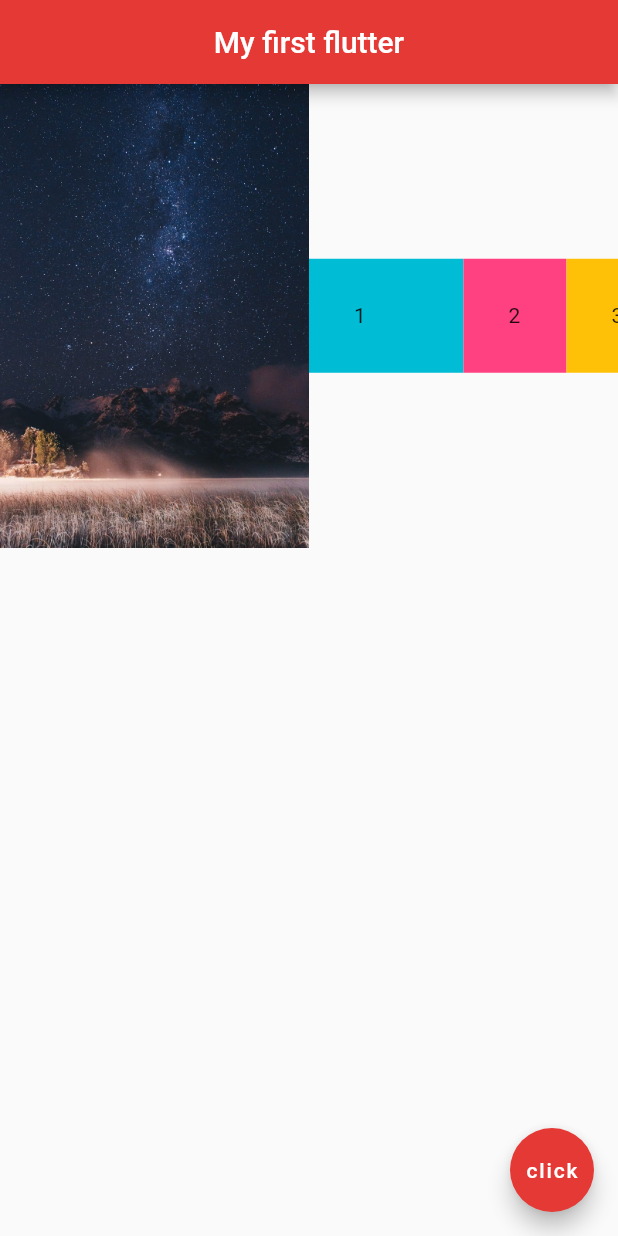
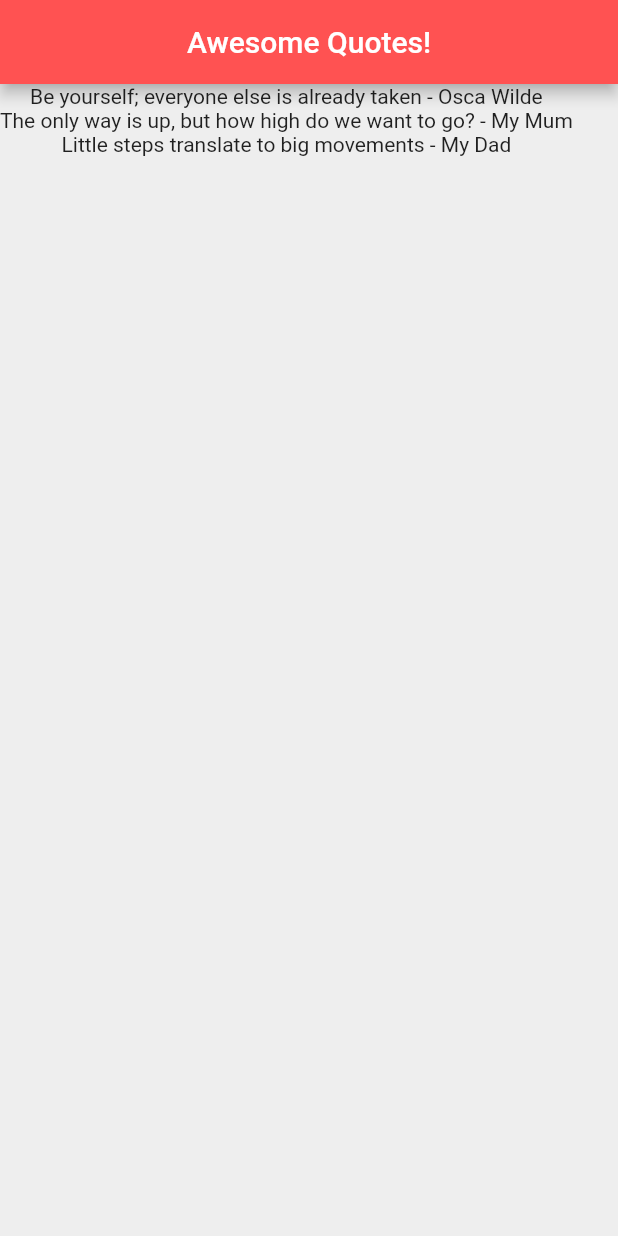
Before and after one commit to TheElectricBlender/hello_flutter, a Flutter app: the screen it shows after launch, on a phone screen of 412 x 824 dp. Run offline on Flutter 3.47's test engine with Material 2 defaults, Android fonts, the phone set to English and light mode, and no system bars.

Commit message:
Learnt classes and lists

```diff
--- a/lib/main.dart
+++ b/lib/main.dart
@@ -1,56 +1,33 @@
 import 'package:flutter/cupertino.dart';
 import 'package:flutter/material.dart';
+import 'quote.dart';
 
-void main() => runApp(MaterialApp(
-      home: Home(),
-    ));
+void main() => runApp(MaterialApp(home: QuoteList()));
 
-class Home extends StatelessWidget {
+class QuoteList extends StatefulWidget {
+  @override
+  _QuoteListState createState() => _QuoteListState();
+}
+
+class _QuoteListState extends State<QuoteList> {
+  List<Quote> quotes = [
+    Quote(author: 'Osca Wilde', text: 'Be yourself; everyone else is already taken'),
+    Quote(author: 'My Mum', text: 'The only way is up, but how high do we want to go?'),
+    Quote(author: 'My Dad', text: 'Little steps translate to big movements')
+  ];
+
   @override
   Widget build(BuildContext context) {
     return Scaffold(
-      appBar: AppBar(
-        title: Text("My first flutter"),
-        centerTitle: true,
-        backgroundColor: Colors.red[600],
-      ),
-      body: Row(
-        children: <Widget>[
-          Expanded(
-            flex:6,
-            child: Image.asset('assets/space-1.jpg'),
-          ),
-          Expanded(
-            flex: 3,
-            child: Container(
-              padding: EdgeInsets.all(30.0),
-              color: Colors.cyan,
-              child: Text('1'),
-            ),
-          ),
-          Expanded(
-            flex: 2,
-            child: Container(
-              padding: EdgeInsets.all(30.0),
-              color: Colors.pinkAccent,
-              child: Text('2'),
-            ),
-          ),
-          Expanded(
-            flex: 1,
-            child: Container(
-              padding: EdgeInsets.all(30.0),
-              color: Colors.amber,
-              child: Text('3'),
-            ),
-          )
-        ],
-      ),
-      floatingActionButton: FloatingActionButton(
-        onPressed: () {},
-        child: Text("click"),
-        backgroundColor: Colors.red[600],
-      ),
-    );
+        backgroundColor: Colors.grey[200],
+        appBar: AppBar(
+          title: Text('Awesome Quotes!'),
+          centerTitle: true,
+          backgroundColor: Colors.redAccent,
+        ),
+        body: Column(
+          // curly braces to allow accessing of properties
+          children: quotes.map((quote) => Text('${quote.text} - ${quote.author}')).toList(),
+        ));
   }
 }
--- /dev/null
+++ b/lib/quote.dart
@@ -0,0 +1,8 @@
+class Quote {
+
+  String text;
+  String author;
+
+  Quote({ this.text, this.author });
+
+}
```
